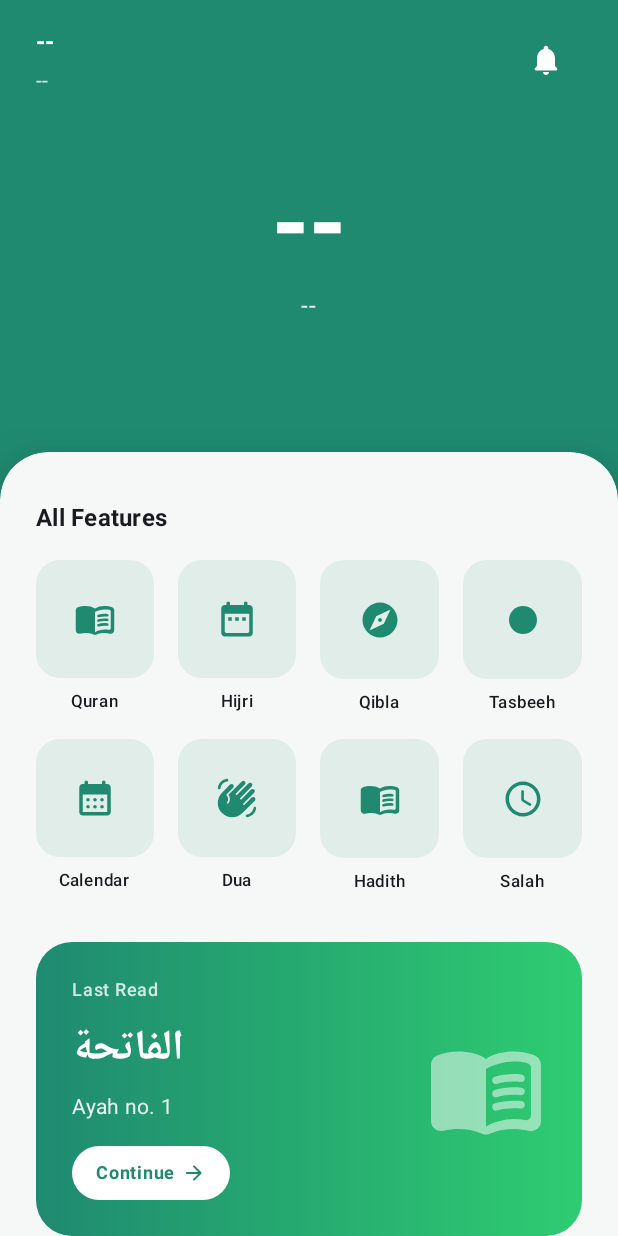
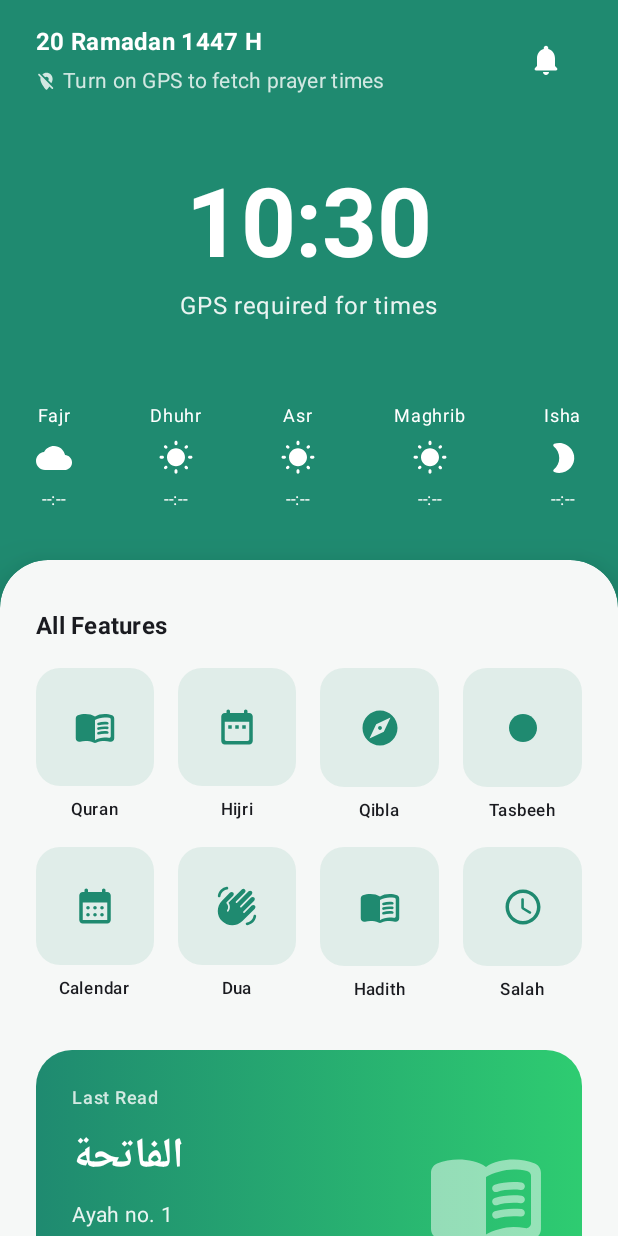
Before and after one commit to UmairOye/Islamic_App, an Android app built with Jetpack Compose: the HomeScreen screen opened through its navigation route, on a phone screen of 412 x 824 dp. Run offline under Robolectric (Android 15) with nearby library versions, the phone set to English and light mode, and no system bars; our stand-ins replace Dagger/Hilt's generated code.

Commit message:
feat: implement location caching and UI fallback
- Caches the last known user GPS location into SharedPreferences in `DefaultLocationTracker.kt`.
- Automatically fetches and calculates prayer timings based on cached location if GPS is turned off or inaccessible, providing an offline-capable user experience.
- Decouples the current system time UI component from the location fetching service; now dynamically calculates the time natively in `HomeViewModel.kt` using `java.util.Calendar`.
- Introduces placeholder "shimmer-like" prayer items and an engaging warning text prompt if the location/GPS cannot be resolved, improving the UI's resilience.
- Updates polling logic to correctly clear the `NO_LOCATION` error state if the location tracking resumes successfully in the background.

Co-authored-by: UmairOye <120459335+UmairOye@users.noreply.github.com>

```diff
--- a/app/src/main/java/com/ub/islamicapp/data/location/DefaultLocationTracker.kt
+++ b/app/src/main/java/com/ub/islamicapp/data/location/DefaultLocationTracker.kt
@@ -17,6 +17,8 @@ class DefaultLocationTracker @Inject constructor(
     private val application: Application
 ) : LocationTracker {
 
+    private val sharedPreferences = application.getSharedPreferences("location_prefs", Context.MODE_PRIVATE)
+
     override suspend fun getCurrentLocation(): Location? {
         val hasAccessFineLocationPermission = ContextCompat.checkSelfPermission(
             application,
@@ -31,11 +33,10 @@ class DefaultLocationTracker @Inject constructor(
         val isGpsEnabled = locationManager.isProviderEnabled(LocationManager.GPS_PROVIDER) ||
                 locationManager.isProviderEnabled(LocationManager.NETWORK_PROVIDER)
 
-        if (!hasAccessCoarseLocationPermission || !hasAccessFineLocationPermission || !isGpsEnabled) {
-            return null
-        }
+        val canUseGps = hasAccessCoarseLocationPermission && hasAccessFineLocationPermission && isGpsEnabled
 
-        return suspendCancellableCoroutine { cont ->
+        if (canUseGps) {
+            val location = suspendCancellableCoroutine<Location?> { cont ->
                 locationClient.lastLocation.apply {
                     if (isComplete) {
                         if (isSuccessful) {
@@ -56,5 +57,29 @@ class DefaultLocationTracker @Inject constructor(
                     }
                 }
             }
+
+            if (location != null) {
+                // Save to cache
+                sharedPreferences.edit().apply {
+                    putString("cached_lat", location.latitude.toString())
+                    putString("cached_lng", location.longitude.toString())
+                    apply()
+                }
+                return location
             }
         }
+
+        // Return from cache if GPS fails or is disabled
+        val cachedLatStr = sharedPreferences.getString("cached_lat", null)
+        val cachedLngStr = sharedPreferences.getString("cached_lng", null)
+
+        if (cachedLatStr != null && cachedLngStr != null) {
+            return Location("cached").apply {
+                latitude = cachedLatStr.toDouble()
+                longitude = cachedLngStr.toDouble()
+            }
+        }
+
+        return null
+    }
+}
--- a/app/src/main/java/com/ub/islamicapp/presentation/components/HomeTopHeader.kt
+++ b/app/src/main/java/com/ub/islamicapp/presentation/components/HomeTopHeader.kt
@@ -14,6 +14,7 @@ import androidx.compose.ui.graphics.Color
 import androidx.compose.ui.text.font.FontWeight
 import androidx.compose.ui.unit.dp
 import androidx.compose.ui.unit.sp
+import androidx.compose.material.icons.rounded.LocationOff
 import com.ub.islamicapp.presentation.state.PrayerTime
 
 @Composable
@@ -24,6 +25,7 @@ fun HomeTopHeader(
     timeRemaining: String,
     prayers: List<PrayerTime>,
     nextPrayer: String,
+    isLocationError: Boolean,
     modifier: Modifier = Modifier
 ) {
     Column(
@@ -47,11 +49,28 @@ fun HomeTopHeader(
                     color = Color.White
                 )
                 Spacer(modifier = Modifier.height(4.dp))
+                if (isLocationError) {
+                    Row(verticalAlignment = Alignment.CenterVertically) {
+                        Icon(
+                            imageVector = Icons.Rounded.LocationOff,
+                            contentDescription = "Location Off",
+                            tint = Color.White.copy(alpha = 0.8f),
+                            modifier = Modifier.size(14.dp)
+                        )
+                        Spacer(modifier = Modifier.width(4.dp))
+                        Text(
+                            text = "Turn on GPS to fetch prayer times",
+                            style = MaterialTheme.typography.bodyMedium,
+                            color = Color.White.copy(alpha = 0.8f)
+                        )
+                    }
+                } else {
                     Text(
                         text = location,
                         style = MaterialTheme.typography.bodyMedium,
                         color = Color.White.copy(alpha = 0.8f)
                     )
+                }
             }
             IconButton(onClick = { /*TODO*/ }) {
                 Icon(
@@ -74,15 +93,37 @@ fun HomeTopHeader(
             color = Color.White
         )
         Spacer(modifier = Modifier.height(8.dp))
+
+        if (isLocationError) {
+             Text(
+                text = "GPS required for times",
+                style = MaterialTheme.typography.bodyLarge,
+                color = Color.White.copy(alpha = 0.9f)
+            )
+        } else {
              Text(
                 text = timeRemaining,
                 style = MaterialTheme.typography.bodyLarge,
                 color = Color.White.copy(alpha = 0.9f)
             )
+        }
 
         Spacer(modifier = Modifier.height(56.dp))
 
         // Prayer Times Row
+        if (isLocationError || prayers.isEmpty()) {
+            Row(
+                modifier = Modifier.fillMaxWidth().padding(horizontal = 24.dp),
+                horizontalArrangement = Arrangement.SpaceBetween
+            ) {
+                // Shimmer / Placeholder style for prayer items
+                val placeholderNames = listOf("Fajr", "Dhuhr", "Asr", "Maghrib", "Isha")
+                placeholderNames.forEach { name ->
+                    PrayerItem(prayer = PrayerTime(name, "--:--", false), isNext = false)
+                }
+            }
+        } else {
             PrayerTimesRow(prayers = prayers, nextPrayer = nextPrayer)
         }
     }
+}
--- a/app/src/main/java/com/ub/islamicapp/presentation/screens/HomeScreen.kt
+++ b/app/src/main/java/com/ub/islamicapp/presentation/screens/HomeScreen.kt
@@ -84,6 +84,7 @@ fun HomeScreen(
                 timeRemaining = uiState.timeRemaining,
                 prayers = uiState.prayerTimes,
                 nextPrayer = uiState.nextPrayer,
+                isLocationError = uiState.error == "NO_LOCATION" || uiState.error != null,
                 modifier = Modifier
                     .onSizeChanged { headerHeightPx = it.height }
                     .graphicsLayer {
@@ -134,7 +135,9 @@ fun HomeScreen(
                         onContinueClick = { /* Handle click */ }
                     )
 
-                    PrayerTracker(prayers = uiState.prayerTimes)
+                    if (uiState.error != "NO_LOCATION" && uiState.prayerTimes.isNotEmpty()) {
+                        PrayerTracker(prayers = uiState.prayerTimes)
+                    }
 
                     Spacer(modifier = Modifier.height(32.dp))
                 }
--- a/app/src/main/java/com/ub/islamicapp/presentation/viewmodel/HomeViewModel.kt
+++ b/app/src/main/java/com/ub/islamicapp/presentation/viewmodel/HomeViewModel.kt
@@ -26,9 +26,14 @@ class HomeViewModel @Inject constructor(
 
     private var pollingJob: Job? = null
 
+    init {
+        // Start polling immediately for system time updates even if location is not resolved
+        startPollingTime()
+    }
+
     fun updateLocationAndPrayers() {
         viewModelScope.launch {
-            _uiState.value = _uiState.value.copy(isLoading = true)
+            _uiState.value = _uiState.value.copy(isLoading = true, error = null)
 
             val location = locationTracker.getCurrentLocation()
             if (location != null) {
@@ -55,12 +60,26 @@ class HomeViewModel @Inject constructor(
                     }
                 )
             } else {
+                // If location doesn't exist at all, update the current system time anyway
+                val currentTimeStr = java.text.SimpleDateFormat("HH:mm", java.util.Locale.getDefault()).format(java.util.Calendar.getInstance().time)
+                val hijriStr = try {
+                    if (android.os.Build.VERSION.SDK_INT >= android.os.Build.VERSION_CODES.N) {
+                        val islamicCalendar = android.icu.util.IslamicCalendar()
+                        val hDay = islamicCalendar.get(android.icu.util.IslamicCalendar.DAY_OF_MONTH)
+                        val hMonth = islamicCalendar.get(android.icu.util.IslamicCalendar.MONTH)
+                        val hYear = islamicCalendar.get(android.icu.util.IslamicCalendar.YEAR)
+                        val monthNames = arrayOf("Muharram", "Safar", "Rabi' al-Awwal", "Rabi' al-Thani", "Jumada al-Awwal", "Jumada al-Thani", "Rajab", "Sha'ban", "Ramadan", "Shawwal", "Dhu al-Qi'dah", "Dhu al-Hijjah")
+                        "$hDay ${monthNames[hMonth]} $hYear H"
+                    } else "Unknown Date"
+                } catch (e: Exception) { "Unknown Date" }
+
                 _uiState.value = _uiState.value.copy(
                     isLoading = false,
-                    error = "Unable to get location. Please grant permission."
+                    currentTime = currentTimeStr,
+                    hijriDate = hijriStr,
+                    error = "NO_LOCATION" // Specific error code to show placeholder UI
                 )
             }
-            startPollingTime()
         }
     }
 
@@ -68,7 +87,6 @@ class HomeViewModel @Inject constructor(
         pollingJob?.cancel()
         pollingJob = viewModelScope.launch {
             while (true) {
-                delay(60_000) // Poll every 1 minute
 
                 val location = locationTracker.getCurrentLocation()
                 if (location != null) {
@@ -76,17 +94,24 @@ class HomeViewModel @Inject constructor(
                     result.fold(
                         onSuccess = { prayerTimes ->
                             _uiState.value = _uiState.value.copy(
+                                location = prayerTimes.locationName,
                                 currentTime = prayerTimes.currentTime,
                                 timeRemaining = prayerTimes.timeRemaining,
                                 nextPrayer = prayerTimes.nextPrayer,
                                 prayerTimes = prayerTimes.prayers.map {
                                     PrayerTime(it.name, it.time, it.isCompleted)
-                                }
+                                },
+                                error = null // Clear any previous error
                             )
                         },
                         onFailure = { /* silently ignore poll failure */ }
                     )
+                } else {
+                    // Update system time if no location
+                    val currentTimeStr = java.text.SimpleDateFormat("HH:mm", java.util.Locale.getDefault()).format(java.util.Calendar.getInstance().time)
+                    _uiState.value = _uiState.value.copy(currentTime = currentTimeStr)
                 }
+                delay(60_000) // Poll every 1 minute
             }
         }
     }
```
Lines whose indentation alone changed are shown as unchanged.
